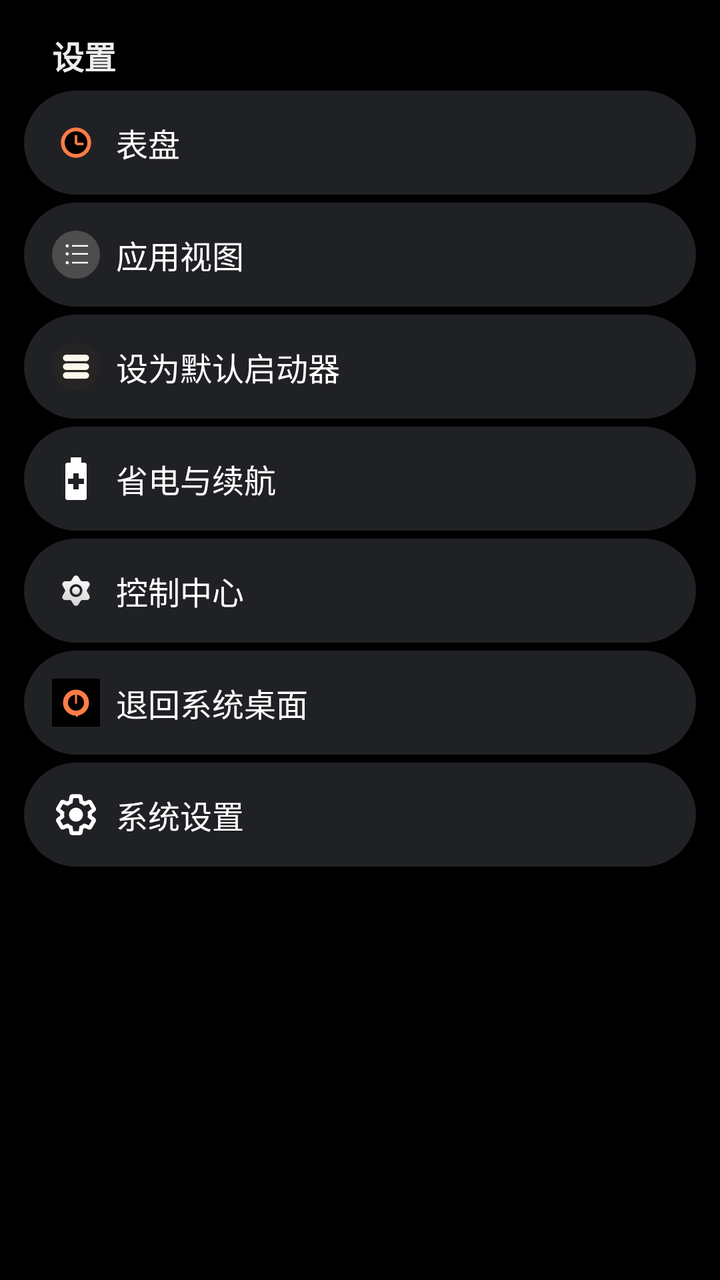
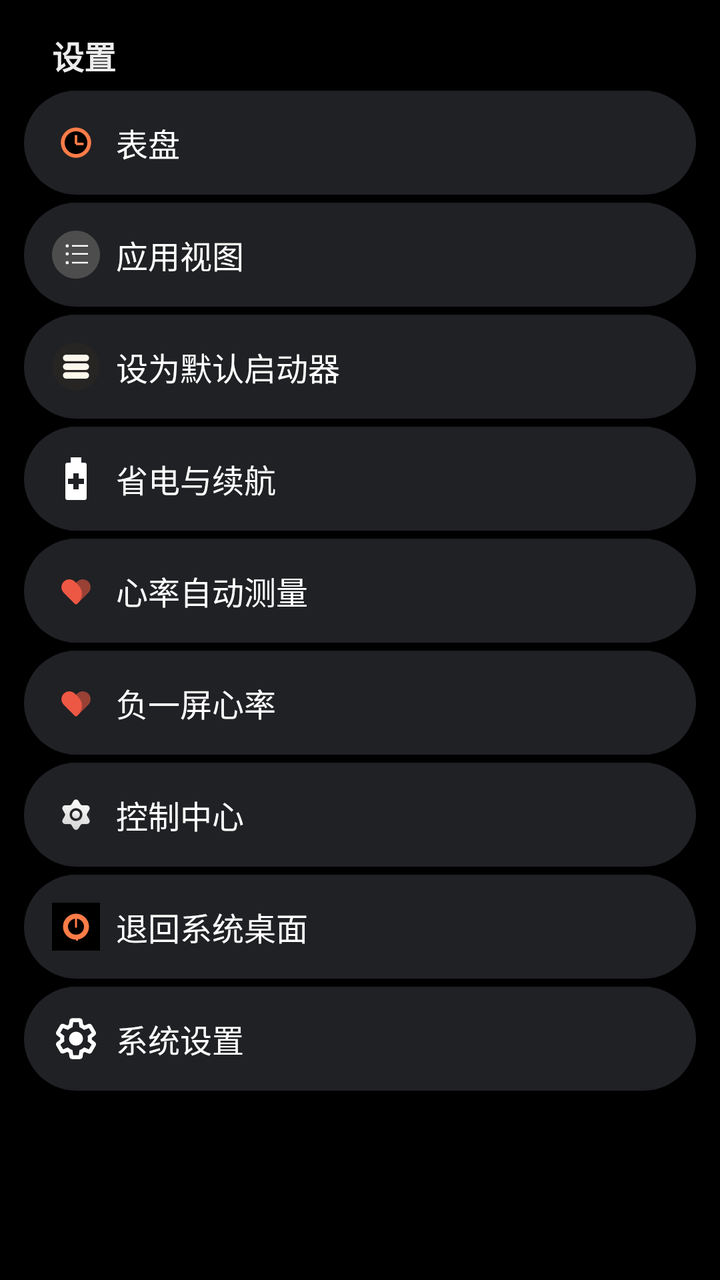

Before-and-after screenshots of an Android layout around one commit, followed by the original layout XML and the change that was made.
<!-- AndroidManifest.xml: application theme AppTheme -->
<!-- res/layout/activity_settings.xml -->
<?xml version="1.0" encoding="utf-8"?>
<ScrollView xmlns:android="http://schemas.android.com/apk/res/android"
    android:layout_width="match_parent"
    android:layout_height="match_parent"
    android:background="#FF000000"
    android:fillViewport="true"
    android:clipToPadding="false"
    android:paddingTop="16dp"
    android:paddingBottom="24dp">

    <LinearLayout
        android:layout_width="match_parent"
        android:layout_height="wrap_content"
        android:orientation="vertical">

        
        <TextView
            android:layout_width="wrap_content"
            android:layout_height="wrap_content"
            android:layout_marginStart="26dp"
            android:layout_marginBottom="6dp"
            android:text="设置"
            android:textColor="#FFEDEDED"
            android:textSize="16sp"
            android:textStyle="bold"
            android:fontFamily="@font/oplusans_watch" />

        
        <LinearLayout
            android:id="@+id/btn_watchface"
            android:layout_width="match_parent"
            android:layout_height="wrap_content"
            android:layout_marginStart="12dp"
            android:layout_marginEnd="12dp"
            android:layout_marginBottom="4dp"
            android:minHeight="52dp"
            android:orientation="horizontal"
            android:gravity="center_vertical"
            android:paddingStart="14dp"
            android:paddingEnd="14dp"
            android:background="@drawable/hs_setting_item_bg"
            android:clickable="true"
            android:focusable="true">

            <ImageView
                android:layout_width="24dp"
                android:layout_height="24dp"
                android:src="@drawable/ic_watchface"
                android:contentDescription="@null" />

            <TextView
                android:layout_width="0dp"
                android:layout_height="wrap_content"
                android:layout_weight="1"
                android:layout_marginStart="8dp"
                android:includeFontPadding="false"
                android:text="表盘"
                android:textColor="#FFFFFFFF"
                android:textSize="16sp"
                android:fontFamily="@font/oplusans_watch" />
        </LinearLayout>

        
        <LinearLayout
            android:id="@+id/btn_list_style"
            android:layout_width="match_parent"
            android:layout_height="wrap_content"
            android:layout_marginStart="12dp"
            android:layout_marginEnd="12dp"
            android:layout_marginBottom="4dp"
            android:minHeight="52dp"
            android:orientation="horizontal"
            android:gravity="center_vertical"
            android:paddingStart="14dp"
            android:paddingEnd="14dp"
            android:background="@drawable/hs_setting_item_bg"
            android:clickable="true"
            android:focusable="true">

            <ImageView
                android:layout_width="24dp"
                android:layout_height="24dp"
                android:src="@drawable/applist_vertical_style"
                android:contentDescription="@null" />

            <TextView
                android:layout_width="0dp"
                android:layout_height="wrap_content"
                android:layout_weight="1"
                android:layout_marginStart="8dp"
                android:includeFontPadding="false"
                android:text="应用视图"
                android:textColor="#FFFFFFFF"
                android:textSize="16sp"
                android:fontFamily="@font/oplusans_watch" />

            <TextView
                android:id="@+id/list_style_text"
                android:layout_width="wrap_content"
                android:layout_height="wrap_content"
                android:includeFontPadding="false"
                android:textColor="#FFB0B5BF"
                android:textSize="14sp"
                android:fontFamily="@font/oplusans_watch" />
        </LinearLayout>

        
        <LinearLayout
            android:id="@+id/btn_default"
            android:layout_width="match_parent"
            android:layout_height="wrap_content"
            android:layout_marginStart="12dp"
            android:layout_marginEnd="12dp"
            android:layout_marginBottom="4dp"
            android:minHeight="52dp"
            android:orientation="horizontal"
            android:gravity="center_vertical"
            android:paddingStart="14dp"
            android:paddingEnd="14dp"
            android:background="@drawable/hs_setting_item_bg"
            android:clickable="true"
            android:focusable="true">

            <ImageView
                android:layout_width="24dp"
                android:layout_height="24dp"
                android:src="@drawable/ic_oplus_launcher"
                android:contentDescription="@null" />

            <TextView
                android:layout_width="0dp"
                android:layout_height="wrap_content"
                android:layout_weight="1"
                android:layout_marginStart="8dp"
                android:includeFontPadding="false"
                android:text="设为默认启动器"
                android:textColor="#FFFFFFFF"
                android:textSize="16sp"
                android:fontFamily="@font/oplusans_watch" />
        </LinearLayout>

        
        <LinearLayout
            android:id="@+id/btn_power"
            android:layout_width="match_parent"
            android:layout_height="wrap_content"
            android:layout_marginStart="12dp"
            android:layout_marginEnd="12dp"
            android:layout_marginBottom="4dp"
            android:minHeight="52dp"
            android:orientation="horizontal"
            android:gravity="center_vertical"
            android:paddingStart="14dp"
            android:paddingEnd="14dp"
            android:background="@drawable/hs_setting_item_bg"
            android:clickable="true"
            android:focusable="true">

            <ImageView
                android:layout_width="24dp"
                android:layout_height="24dp"
                android:src="@drawable/ic_icon_battery_saver"
                android:contentDescription="@null" />

            <TextView
                android:layout_width="0dp"
                android:layout_height="wrap_content"
                android:layout_weight="1"
                android:layout_marginStart="8dp"
                android:includeFontPadding="false"
                android:text="省电与续航"
                android:textColor="#FFFFFFFF"
                android:textSize="16sp"
                android:fontFamily="@font/oplusans_watch" />
        </LinearLayout>

        
        <LinearLayout
            android:id="@+id/btn_quick"
            android:layout_width="match_parent"
            android:layout_height="wrap_content"
            android:layout_marginStart="12dp"
            android:layout_marginEnd="12dp"
            android:layout_marginBottom="4dp"
            android:minHeight="52dp"
            android:orientation="horizontal"
            android:gravity="center_vertical"
            android:paddingStart="14dp"
            android:paddingEnd="14dp"
            android:background="@drawable/hs_setting_item_bg"
            android:clickable="true"
            android:focusable="true">

            <ImageView
                android:layout_width="24dp"
                android:layout_height="24dp"
                android:src="@drawable/ic_app_settings"
                android:contentDescription="@null" />

            <TextView
                android:layout_width="0dp"
                android:layout_height="wrap_content"
                android:layout_weight="1"
                android:layout_marginStart="8dp"
                android:includeFontPadding="false"
                android:text="控制中心"
                android:textColor="#FFFFFFFF"
                android:textSize="16sp"
                android:fontFamily="@font/oplusans_watch" />
        </LinearLayout>

        
        <LinearLayout
            android:id="@+id/btn_stock_home"
            android:layout_width="match_parent"
            android:layout_height="wrap_content"
            android:layout_marginStart="12dp"
            android:layout_marginEnd="12dp"
            android:layout_marginBottom="4dp"
            android:minHeight="52dp"
            android:orientation="horizontal"
            android:gravity="center_vertical"
            android:paddingStart="14dp"
            android:paddingEnd="14dp"
            android:background="@drawable/hs_setting_item_bg"
            android:clickable="true"
            android:focusable="true">

            <ImageView
                android:layout_width="24dp"
                android:layout_height="24dp"
                android:src="@drawable/ic_launcher"
                android:contentDescription="@null" />

            <TextView
                android:layout_width="0dp"
                android:layout_height="wrap_content"
                android:layout_weight="1"
                android:layout_marginStart="8dp"
                android:includeFontPadding="false"
                android:text="退回系统桌面"
                android:textColor="#FFFFFFFF"
                android:textSize="16sp"
                android:fontFamily="@font/oplusans_watch" />
        </LinearLayout>

        
        <LinearLayout
            android:id="@+id/btn_system_settings"
            android:layout_width="match_parent"
            android:layout_height="wrap_content"
            android:layout_marginStart="12dp"
            android:layout_marginEnd="12dp"
            android:layout_marginBottom="4dp"
            android:minHeight="52dp"
            android:orientation="horizontal"
            android:gravity="center_vertical"
            android:paddingStart="14dp"
            android:paddingEnd="14dp"
            android:background="@drawable/hs_setting_item_bg"
            android:clickable="true"
            android:focusable="true">

            <ImageView
                android:layout_width="24dp"
                android:layout_height="24dp"
                android:src="@drawable/ic_gm_settings_24"
                android:contentDescription="@null" />

            <TextView
                android:layout_width="0dp"
                android:layout_height="wrap_content"
                android:layout_weight="1"
                android:layout_marginStart="8dp"
                android:includeFontPadding="false"
                android:text="系统设置"
                android:textColor="#FFFFFFFF"
                android:textSize="16sp"
                android:fontFamily="@font/oplusans_watch" />
        </LinearLayout>
    </LinearLayout>
</ScrollView>
<!-- resources referenced by this layout -->
<resources>
  <!-- drawable hs_setting_item_bg (drawable) -->
  <?xml version="1.0" encoding="utf-8"?>
  <ripple xmlns:android="http://schemas.android.com/apk/res/android"
      android:color="#33ffffff">
      <item>
          <shape android:shape="rectangle">
              <corners android:radius="26dp" />
              <solid android:color="#ff202124" />
          </shape>
      </item>
  </ripple>
  <!-- drawable ic_launcher (drawable) -->
  <?xml version="1.0" encoding="utf-8"?>
  <vector xmlns:android="http://schemas.android.com/apk/res/android"
      android:width="48dp"
      android:height="48dp"
      android:viewportWidth="48"
      android:viewportHeight="48">
      <path
          android:fillColor="#000000"
          android:pathData="M0,0h48v48h-48z" />
      <path
          android:fillColor="#FE7C48"
          android:pathData="M24,24m-13,0a13,13 0,1 1,26 0a13,13 0,1 1,-26 0" />
      <path
          android:fillColor="#000000"
          android:pathData="M24,24m-8,0a8,8 0,1 1,16 0a8,8 0,1 1,-16 0" />
      <path
          android:fillColor="#FE7C48"
          android:pathData="M23,16h2v9h-2z" />
      <path
          android:fillColor="#FE7C48"
          android:pathData="M24,32h2v6h-2z" />
  </vector>
  <!-- drawable ic_watchface (drawable) -->
  <?xml version="1.0" encoding="utf-8"?>
  <vector xmlns:android="http://schemas.android.com/apk/res/android"
      android:width="38dp"
      android:height="38dp"
      android:viewportWidth="38"
      android:viewportHeight="38">
      <path
          android:fillColor="#FE7C48"
          android:pathData="M19,19m-12,0a12,12 0,1 1,24 0a12,12 0,1 1,-24 0" />
      <path
          android:fillColor="#000000"
          android:pathData="M19,19m-9,0a9,9 0,1 1,18 0a9,9 0,1 1,-18 0" />
      <path
          android:fillColor="#FE7C48"
          android:pathData="M18,13h2v7h-2z" />
      <path
          android:fillColor="#FE7C48"
          android:pathData="M19,19h6v2h-6z" />
  </vector>
  <style name="AppTheme" parent="@android:style/Theme.DeviceDefault.NoActionBar">
          <item name="android:windowBackground">@color/bg</item>
          <item name="android:windowNoTitle">true</item>
          <item name="android:colorBackground">@color/bg</item>
          <item name="android:textColorPrimary">@color/text_primary</item>
          
          <item name="android:windowSwipeToDismiss">false</item>
      </style>
  <color name="bg">#FF000000</color>
  <color name="text_primary">#FFFFFFFF</color>
  <!-- unchanged entries left out for length: 5 -->
</resources>

<!-- the commit's change to res/layout/activity_settings.xml (unified diff, before → after) -->
@@ -176,6 +176,94 @@
 
         
         <LinearLayout
+            android:id="@+id/btn_hr_interval"
+            android:layout_width="match_parent"
+            android:layout_height="wrap_content"
+            android:layout_marginStart="12dp"
+            android:layout_marginEnd="12dp"
+            android:layout_marginBottom="4dp"
+            android:minHeight="52dp"
+            android:orientation="horizontal"
+            android:gravity="center_vertical"
+            android:paddingStart="14dp"
+            android:paddingEnd="14dp"
+            android:background="@drawable/hs_setting_item_bg"
+            android:clickable="true"
+            android:focusable="true">
+
+            <ImageView
+                android:layout_width="24dp"
+                android:layout_height="24dp"
+                android:src="@drawable/ic_app_heartrate"
+                android:contentDescription="@null" />
+
+            <TextView
+                android:layout_width="0dp"
+                android:layout_height="wrap_content"
+                android:layout_weight="1"
+                android:layout_marginStart="8dp"
+                android:includeFontPadding="false"
+                android:text="心率自动测量"
+                android:textColor="#FFFFFFFF"
+                android:textSize="16sp"
+                android:fontFamily="@font/oplusans_watch" />
+
+            <TextView
+                android:id="@+id/hr_interval_text"
+                android:layout_width="wrap_content"
+                android:layout_height="wrap_content"
+                android:includeFontPadding="false"
+                android:textColor="#FFB0B5BF"
+                android:textSize="14sp"
+                android:fontFamily="@font/oplusans_watch" />
+        </LinearLayout>
+
+        
+        <LinearLayout
+            android:id="@+id/btn_hr_panel"
+            android:layout_width="match_parent"
+            android:layout_height="wrap_content"
+            android:layout_marginStart="12dp"
+            android:layout_marginEnd="12dp"
+            android:layout_marginBottom="4dp"
+            android:minHeight="52dp"
+            android:orientation="horizontal"
+            android:gravity="center_vertical"
+            android:paddingStart="14dp"
+            android:paddingEnd="14dp"
+            android:background="@drawable/hs_setting_item_bg"
+            android:clickable="true"
+            android:focusable="true">
+
+            <ImageView
+                android:layout_width="24dp"
+                android:layout_height="24dp"
+                android:src="@drawable/ic_app_heartrate"
+                android:contentDescription="@null" />
+
+            <TextView
+                android:layout_width="0dp"
+                android:layout_height="wrap_content"
+                android:layout_weight="1"
+                android:layout_marginStart="8dp"
+                android:includeFontPadding="false"
+                android:text="负一屏心率"
+                android:textColor="#FFFFFFFF"
+                android:textSize="16sp"
+                android:fontFamily="@font/oplusans_watch" />
+
+            <TextView
+                android:id="@+id/hr_panel_text"
+                android:layout_width="wrap_content"
+                android:layout_height="wrap_content"
+                android:includeFontPadding="false"
+                android:textColor="#FFB0B5BF"
+                android:textSize="14sp"
+                android:fontFamily="@font/oplusans_watch" />
+        </LinearLayout>
+
+        
+        <LinearLayout
             android:id="@+id/btn_quick"
             android:layout_width="match_parent"
             android:layout_height="wrap_content"
<!-- resource entries referenced after the edit -->
@@ -11,6 +11,14 @@
           </shape>
       </item>
   </ripple>
+  <!-- drawable ic_app_heartrate (drawable) -->
+  <?xml version="1.0" encoding="utf-8"?>
+  <vector xmlns:android="http://schemas.android.com/apk/res/android" android:height="112dp" android:width="112dp" android:viewportWidth="112.0" android:viewportHeight="112.0">
+    <path android:fillColor="#ed5844" android:pathData="M84.67,60.94C91.83,53.77 91.83,42.15 84.67,34.98C77.5,27.81 65.87,27.81 58.71,34.98L50.92,42.77C39.45,54.24 39.45,72.83 50.92,84.3L53.33,86.71C54.86,88.25 57.36,88.25 58.89,86.71L84.67,60.94Z" android:fillAlpha="0.6000000238418579">
+    </path>
+    <path android:fillColor="#ed5844" android:pathData="M27.44,60.94C20.28,53.77 20.28,42.15 27.44,34.98C34.61,27.81 46.24,27.81 53.4,34.98L61.19,42.77C72.66,54.24 72.66,72.83 61.19,84.3L58.78,86.71C57.25,88.25 54.76,88.25 53.22,86.71L27.44,60.94Z">
+    </path>
+  </vector>
   <!-- drawable ic_launcher (drawable) -->
   <?xml version="1.0" encoding="utf-8"?>
   <vector xmlns:android="http://schemas.android.com/apk/res/android"
